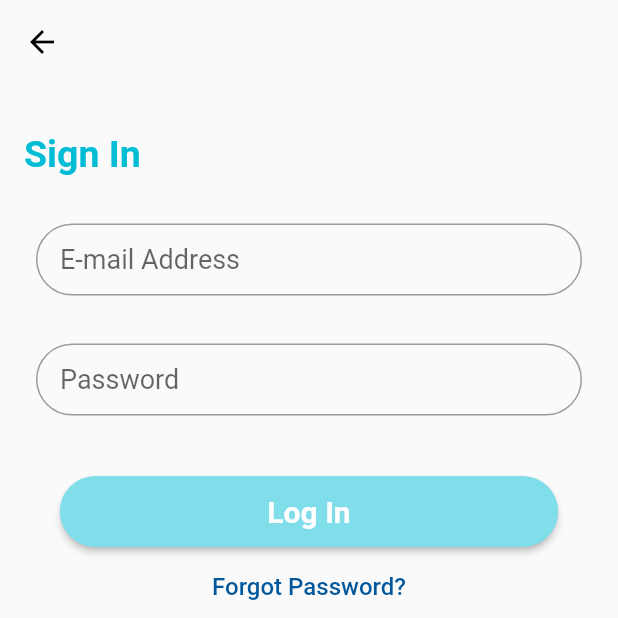
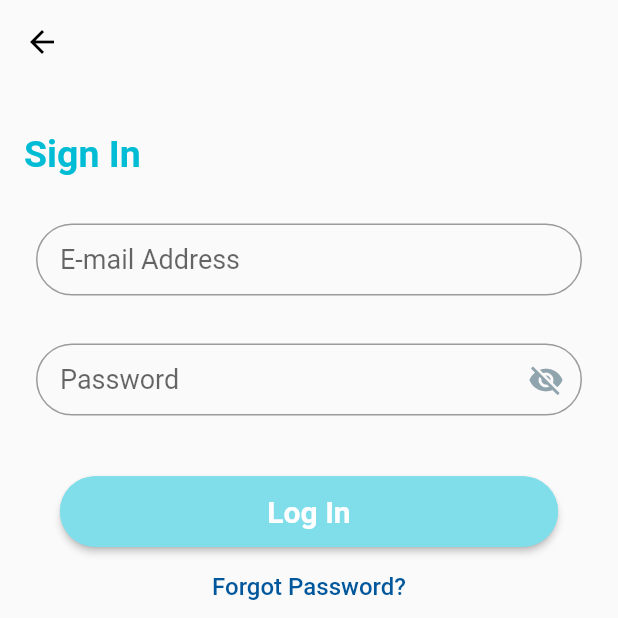
Before and after one commit to Shaunmak1214/Fractastic, a Flutter app: the LoginScreen screen opened directly, on a phone screen of 412 x 824 dp, the top half of it. Run offline on Flutter 3.47's test engine with Material 2 defaults, Android fonts, the phone set to English and light mode, and no system bars; our stand-ins replace bottom_navy_bar, cached_network_image, cloud_firestore, firebase_auth, firebase_storage, fluttertoast and 5 more; accounts and stored records are empty.

Commit message:
Login Password and the small eye besides

```diff
--- a/lib/ui/home/StudentList.dart
+++ b/lib/ui/home/StudentList.dart
@@ -69,6 +69,7 @@ class _StudentListState extends State<StudentList> {
             filteredStudentList.clear();
             createFilteredStudentList();
             print('select new class');
+          });
           if (studentList != null && studentList.isNotEmpty) {
             filterStudentList();
             print('print student in listview');
@@ -90,7 +91,6 @@ class _StudentListState extends State<StudentList> {
             print('aoisdoaisdjioasd');
             return Container();
           }
-          });
         },
         value: _selectedClass,
       ),
--- a/lib/ui/login/LoginScreen.dart
+++ b/lib/ui/login/LoginScreen.dart
@@ -29,6 +29,12 @@ class LoginScreen extends StatefulWidget {
 class _LoginScreen extends State<LoginScreen> {
   final String userType;
   _LoginScreen(this.userType);
+  bool _showPassword = false;
+  void _toggleVisibility() {
+    setState(() {
+      _showPassword = !_showPassword;
+    });
+  }
 
   TextEditingController _emailController = new TextEditingController();
   TextEditingController _passwordController = new TextEditingController();
@@ -109,6 +115,7 @@ class _LoginScreen extends State<LoginScreen> {
                     onSaved: (String val) {
                       password = val;
                     },
+                    obscureText: !_showPassword,
                     controller: _passwordController,
                     textInputAction: TextInputAction.done,
                     style: TextStyle(fontSize: 18.0),
@@ -125,6 +132,17 @@ class _LoginScreen extends State<LoginScreen> {
                                 width: 2.0)),
                         border: OutlineInputBorder(
                           borderRadius: BorderRadius.circular(25.0),
+                        ),
+                        suffixIcon: GestureDetector(
+                          onTap: () {
+                            _toggleVisibility();
+                          },
+                          child: Icon(
+                            _showPassword
+                                ? Icons.visibility
+                                : Icons.visibility_off,
+                            color: Colors.blueGrey[300],
+                          ),
                         ))),
               ),
             ),
```
Lines whose indentation alone changed are shown as unchanged.
